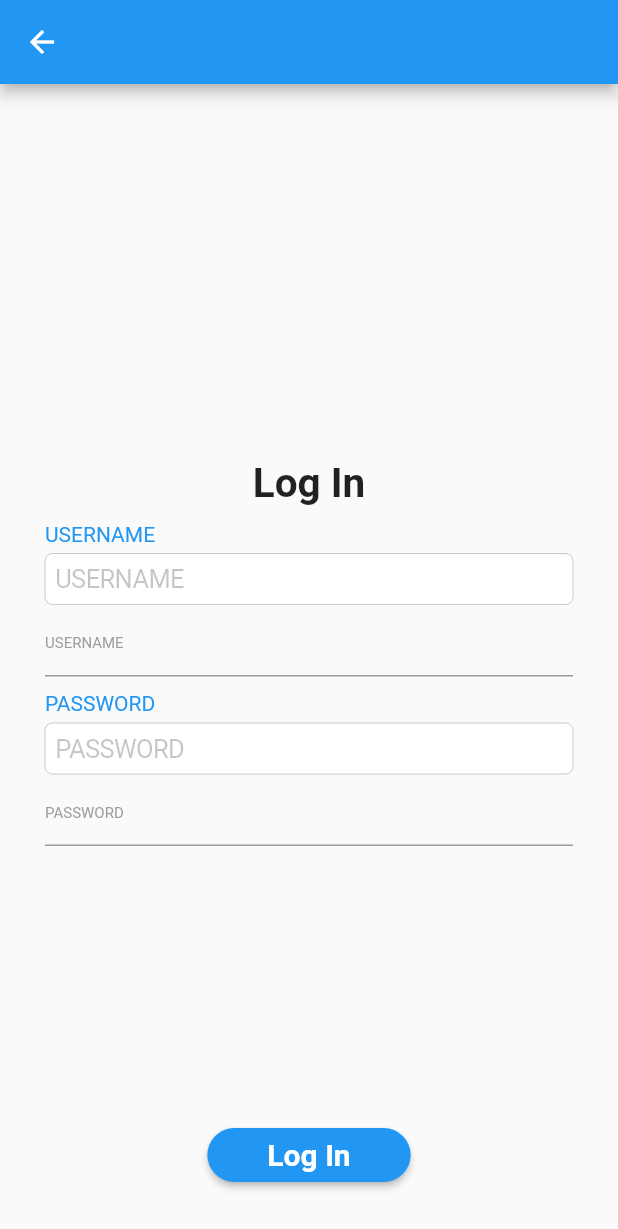
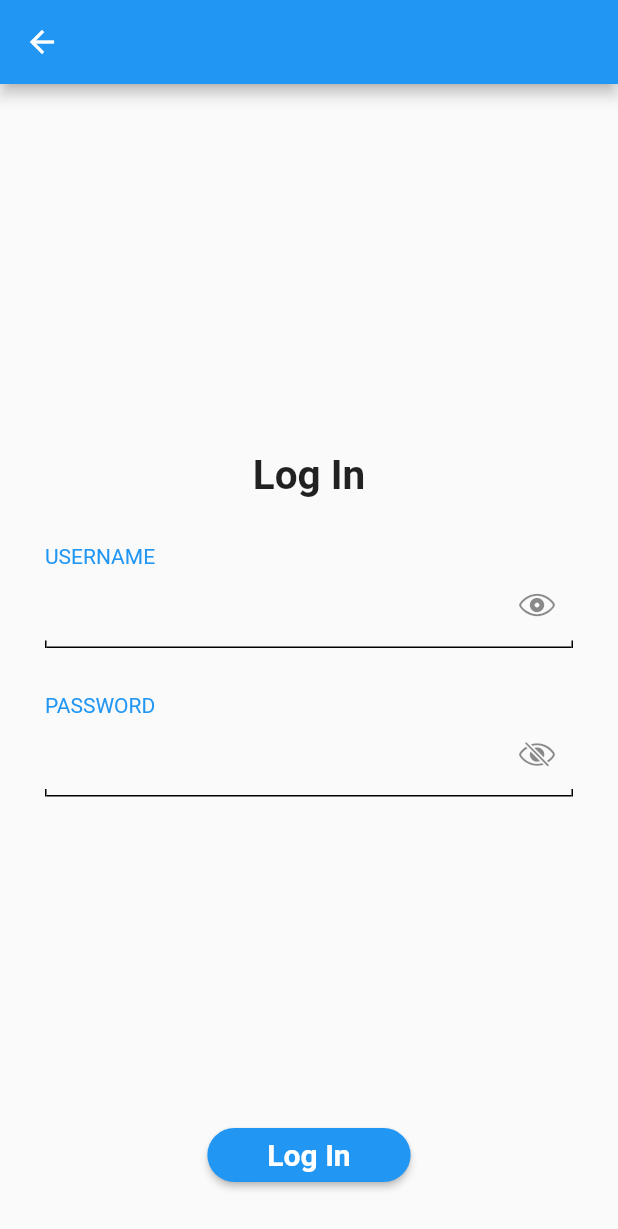
Before and after one commit to henrimengDEV/AL--Snapchat, a Flutter app: the screen it shows after launch, after a tap on "Log In", on a phone screen of 412 x 824 dp. Shown: the top 1229 px of the screen. Run offline on Flutter 3.47's test engine with Material 2 defaults, Android fonts, the light colour scheme and no system bars; our stand-ins replace camera, flutter_bloc, flutter_holo_date_picker, flutter_svg, google_maps_flutter; missing offline and left inert: fluttermoji.

Commit message:
Auto stash before merge of "features/auth" and "main"

```diff
--- a/lib/main.dart
+++ b/lib/main.dart
@@ -1,9 +1,5 @@
 import 'package:final_flutter_project/persistence/camera_provider.dart';
 import 'package:final_flutter_project/persistence/store/store_cubit.dart';
-import 'package:final_flutter_project/persistence/store/user_state.dart';
-import 'package:final_flutter_project/persistence/store/user_state.dart';
-import 'package:final_flutter_project/persistence/store/user_cubit.dart';
-import 'package:final_flutter_project/persistence/store/user_cubit.dart';
 import 'package:final_flutter_project/presentation/auth/form_birthday/screen_birthday.dart';
 import 'package:final_flutter_project/presentation/auth/form_password/screen_password.dart';
 import 'package:final_flutter_project/presentation/auth/form_username/screen_username.dart';
@@ -11,9 +7,9 @@ import 'package:final_flutter_project/presentation/auth/login/screen_login.dart'
 import 'package:final_flutter_project/presentation/auth/sign_up/screen_sign_up.dart';
 import 'package:final_flutter_project/presentation/camera/screen_camera.dart';
 import 'package:final_flutter_project/presentation/chat/screen_chat.dart';
+import 'package:final_flutter_project/presentation/screen_snapchat.dart';
 import 'package:final_flutter_project/presentation/conversation/screen_conversation.dart';
 import 'package:final_flutter_project/presentation/map/screen_map.dart';
-import 'package:final_flutter_project/presentation/page_not_found.dart';
 import 'package:final_flutter_project/presentation/profile/bitmoji/screen_bitmoji.dart';
 import 'package:final_flutter_project/presentation/profile/screen_profile.dart';
 import 'package:final_flutter_project/presentation/screen_snapchat.dart';
@@ -48,7 +44,7 @@ class MyApp extends StatelessWidget {
           ScreenBirthday.routeName: (_) => ScreenBirthday(),
           ScreenUsername.routeName: (_) => ScreenUsername(),
           ScreenPassword.routeName: (_) => ScreenPassword(),
-          ScreenConversation.routeName: (_) => const ScreenConversation(),
+          // ScreenConversation.routeName: (_) => const ScreenConversation(),
           ScreenBitmoji.routeName: (BuildContext context) =>
               const ScreenBitmoji(),
           ScreenStory.routeName: (BuildContext context) => const ScreenStory(),
@@ -56,8 +52,8 @@ class MyApp extends StatelessWidget {
               const ScreenProfile(),
         },
         onGenerateRoute: (RouteSettings settings) {
+          Widget screen = const ScreenSnapchat();
           // Widget screen = const PageNotFound();
-          Widget screen = const ScreenSnapchat();
 
           switch (settings.name) {
             case ScreenConversation.routeName:
--- a/lib/presentation/auth/login/screen_login.dart
+++ b/lib/presentation/auth/login/screen_login.dart
@@ -17,9 +17,10 @@ class ScreenLogin extends StatelessWidget {
       body: SafeArea(
         child: Padding(
           padding: const EdgeInsets.all(30),
-          child: Stack(
+          child: Column(
             children: [
-              Column(
+              Expanded(
+                child: Column(
                   mainAxisAlignment: MainAxisAlignment.center,
                   children: [
                     const Center(
@@ -31,22 +32,22 @@ class ScreenLogin extends StatelessWidget {
                         ),
                       ),
                     ),
+                    const SizedBox(height: 30),
                     SnapTextField(
                       textController: usernameController,
                       label: "USERNAME",
                       obscure: false,
                     ),
+                    const SizedBox(height: 30),
                     SnapTextField(
                       textController: passwordController,
                       label: "PASSWORD",
                       obscure: true,
                     ),
-                  const SizedBox(height: 10),
                   ],
                 ),
-              Align(
-                alignment: Alignment.bottomCenter,
-                child: ElevatedButton(
+              ),
+              ElevatedButton(
                 onPressed: () => _goToCamera(context),
                 style: ButtonStyle(
                   padding: MaterialStateProperty.all(
@@ -66,7 +67,6 @@ class ScreenLogin extends StatelessWidget {
                   ),
                 ),
               ),
-              ),
             ],
           ),
         ),
--- a/lib/presentation/shared/snap_text_field.dart
+++ b/lib/presentation/shared/snap_text_field.dart
@@ -1,7 +1,7 @@
 import 'package:flutter/cupertino.dart';
 import 'package:flutter/material.dart';
 
-class SnapTextField extends StatelessWidget {
+class SnapTextField extends StatefulWidget {
   final TextEditingController textController;
   final bool obscure;
   final String label;
@@ -14,35 +14,47 @@ class SnapTextField extends StatelessWidget {
   }) : super(key: key);
 
   @override
+  State<SnapTextField> createState() => _SnapTextFieldState();
+}
+
+class _SnapTextFieldState extends State<SnapTextField> {
+
+
+  @override
+  void initState(){
+  }
+
+  @override
   Widget build(BuildContext context) {
     return Column(
       mainAxisAlignment: MainAxisAlignment.center,
       crossAxisAlignment: CrossAxisAlignment.start,
       children: [
-        const SizedBox(height: 10),
         Text(
-          label,
+          widget.label,
           style: const TextStyle(fontSize: 14, color: Colors.blue),
         ),
-        const SizedBox(height: 5),
-        CupertinoTextField(
-          obscureText: obscure,
+        TextField(
+          obscureText: widget.obscure,
           obscuringCharacter: '*',
-          placeholder: label,
-          controller: textController,
+          controller: widget.textController,
+          decoration: InputDecoration(
+            suffixIcon: widget.obscure? const Icon(CupertinoIcons.eye_slash) : const Icon(CupertinoIcons.eye),
+            border: OutlineInputBorder(
+              borderSide: BorderSide.none,
+              borderRadius: BorderRadius.circular(50),
+            ),
+            contentPadding: const EdgeInsets.all(0),
+          ),
         ),
-        TextField(
-          obscureText: obscure,
-          obscuringCharacter: '*',
-          controller: textController,
-          decoration: InputDecoration(
-            hintText: label,
-            hintStyle: TextStyle(
-              fontSize: 10,
-              color: Colors.grey,
-            )
-          ),
-        )
+        Row(
+          crossAxisAlignment: CrossAxisAlignment.end,
+          children: [
+            Container(color: Colors.black, height: 5, width: 1),
+            Expanded(child: Container(color: Colors.black, height: 1)),
+            Container(color: Colors.black, height: 5, width: 1),
+          ],
+        ),
       ],
     );
   }
```
Also changed, not shown: lib/presentation/map/screen_map.dart (+7 -7 lines), 11 other files. Lines whose indentation alone changed are shown as unchanged.
